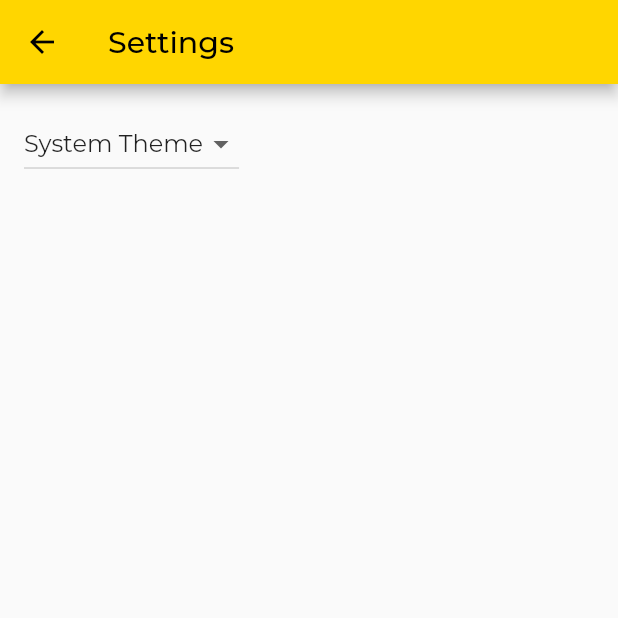
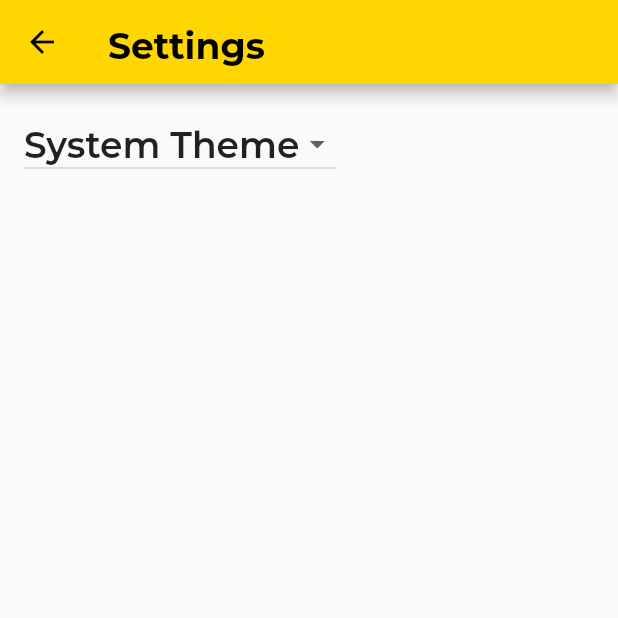
Before and after one commit to boostgrade/wtgt_delta, a Flutter app: the screen it shows after launch, item 2 of the bottom bar chosen, on a phone screen of 412 x 824 dp, the top half of it. Run offline on Flutter 3.47's test engine with Material 2 defaults, Android fonts, the phone set to English and light mode, and no system bars; our stand-ins replace bloc, dio, equatable, flutter_mobx, mobx, routemaster and 1 more; generated files the repository leaves out were written again.

Commit message:
feat(theme): исправления после ревью

```diff
--- a/lib/src/core/ui/res/typography/typography.dart
+++ b/lib/src/core/ui/res/typography/typography.dart
@@ -2,8 +2,8 @@ import 'package:flutter/material.dart';
 
 /// Описание текстовых стилей приложения
 abstract class AppTypography {
-
-  static final body1 =  _font400.copyWith(
+  static final body1 = _font400.copyWith(
+    //DONE -------
     fontSize: 16,
     height: 20 / 16,
   );
@@ -14,16 +14,19 @@ abstract class AppTypography {
   );
 
   static final caption = _font400.copyWith(
+    //DONE
     fontSize: 16,
     height: 20 / 16,
   );
 
   static final body2 = _font500.copyWith(
+    //DONE
     fontSize: 18,
     height: 20 / 18,
   );
 
   static final subtitle1 = _font500.copyWith(
+    //DONE
     fontSize: 16,
     height: 20 / 16,
   );
@@ -34,11 +37,13 @@ abstract class AppTypography {
   );
 
   static final headline2 = _font600.copyWith(
+    //DONE
     fontSize: 24,
     height: 32 / 24,
   );
 
   static final button = _font600.copyWith(
+    //DONE
     fontSize: 16,
     height: 20 / 16,
   );
--- a/lib/src/res/theme/wtgt_theme.dart
+++ b/lib/src/res/theme/wtgt_theme.dart
@@ -1,5 +1,6 @@
 import 'package:flutter/material.dart';
 import 'package:where_to_go_today/src/core/ui/res/colors/colors.dart';
+import 'package:where_to_go_today/src/core/ui/res/typography/typography.dart';
 
 /// Тема цветовая приложения
 /// [lightTheme] геттер для светлой темы
@@ -50,44 +51,18 @@ class WtgtColorScheme {
 }
 
 class WtgtTextStyles {
-  static TextTheme get lightTextStyle => const TextTheme(
-        headline1: TextStyle(
-          fontSize: 20.0,
-          fontWeight: FontWeight.w600,
-        ),
-        headline2: TextStyle(
-          fontSize: 24.0,
-          fontWeight: FontWeight.w600,
-        ),
-        subtitle1: TextStyle(
-          fontSize: 16.0,
-          fontWeight: FontWeight.w500,
-        ),
-        subtitle2: TextStyle(
-          fontSize: 16.0,
-          fontWeight: FontWeight.w500,
-        ),
-        bodyText1: TextStyle(
-          fontSize: 16.0,
-          fontWeight: FontWeight.w400,
-        ),
-        bodyText2: TextStyle(
-          fontSize: 18.0,
-          fontWeight: FontWeight.w400,
-        ),
-        caption: TextStyle(
-          fontSize: 16.0,
-          fontWeight: FontWeight.w400,
-        ),
-        button: TextStyle(
-          fontSize: 16.0,
-          fontWeight: FontWeight.w600,
-          letterSpacing: 2.0,
-        ),
-        overline: TextStyle(
-          fontSize: 16.0,
-          fontWeight: FontWeight.w600,
-        ),
+  static TextTheme get lightTextStyle => TextTheme(
+        headlineMedium: AppTypography.headline2,
+        headlineSmall: AppTypography.promoBold,
+        titleLarge: AppTypography.newLargeTitle,
+        titleMedium: AppTypography.headline2,
+        titleSmall: AppTypography.newSmallTitle,
+        labelLarge: AppTypography.label,
+        labelMedium: AppTypography.caption,
+        labelSmall: AppTypography.newCaption,
+        bodyLarge: AppTypography.body2,
+        bodyMedium: AppTypography.body1,
+        bodySmall: AppTypography.button,
       );
 }
 
```
Also changed, not shown: pubspec.lock.
